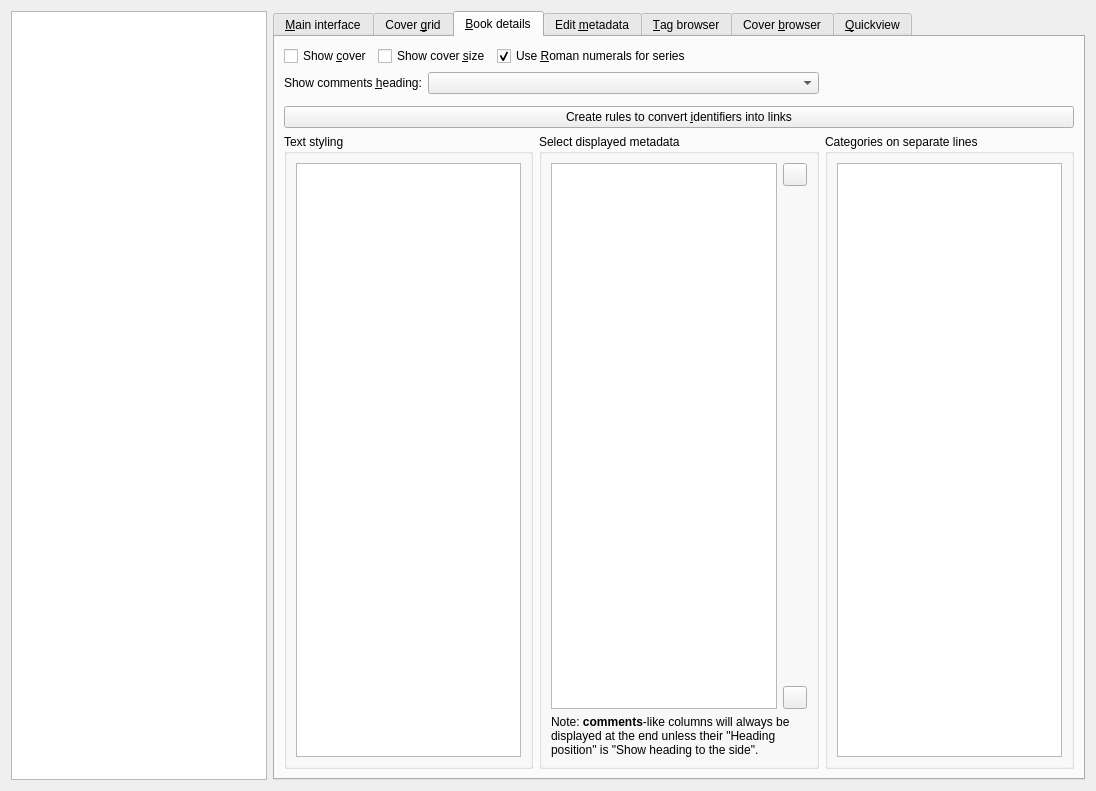
This is src/calibre/gui2/preferences/look_feel.ui in kovidgoyal/calibre as Qt 5 draws it before an edit. The edited form follows.
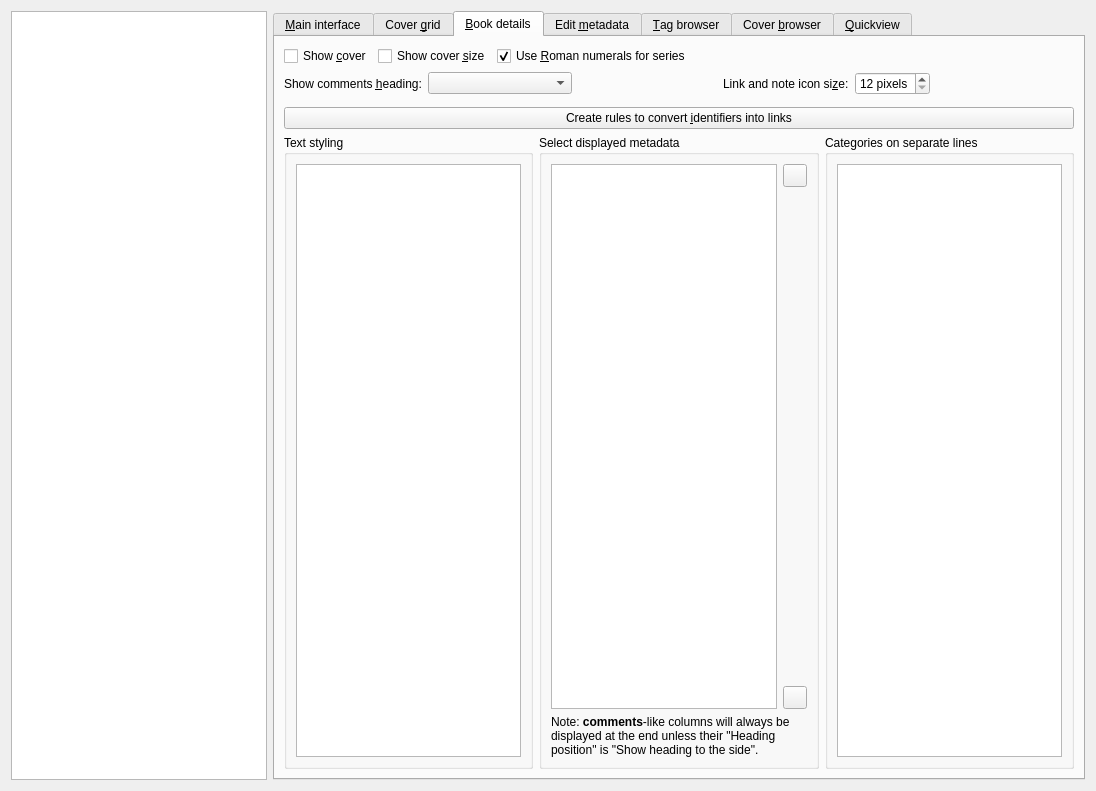
This is the edited form. The open tabs and pages were chosen to show the change. Icons and pictures are not drawn. Custom widgets are drawn as their Qt base class.

Commit message:
Add an option to adjust the size of the link and note icons in book details.
In the tag browser and booklist the icons resize automatically with the font. That doesn't happen in book details because there isn't any notion of a "row". With this option the user can make the size as desired. For more background see the first few posts of https://www.mobileread.com/forums/showthread.php?t=365537

Diff of the .ui file:
```diff
--- a/src/calibre/gui2/preferences/look_feel.ui
+++ b/src/calibre/gui2/preferences/look_feel.ui
@@ -957,7 +957,7 @@
          </item>
         </layout>
        </item>
-       <item row="1" column="0" colspan="2">
+       <item row="1" column="0" colspan="3">
         <layout class="QHBoxLayout" name="horizontalLayout_2">
          <item>
           <widget class="QLabel" name="label_25">
@@ -979,6 +979,58 @@
            </property>
           </widget>
          </item>
+         <item>
+          <spacer name="horizontalSpacer_bd13">
+           <property name="orientation">
+            <enum>Qt::Horizontal</enum>
+           </property>
+           <property name="sizeHint" stdset="0">
+            <size>
+             <width>10</width>
+             <height>0</height>
+            </size>
+           </property>
+          </spacer>
+         </item>
+         <item>
+          <widget class="QLabel" name="label_1022">
+           <property name="text">
+            <string>Link and note icon si&amp;ze:</string>
+           </property>
+           <property name="buddy">
+            <cstring>opt_book_details_note_link_icon_width</cstring>
+           </property>
+          </widget>
+         </item>
+         <item>
+          <widget class="QSpinBox" name="opt_book_details_note_link_icon_width">
+           <property name="toolTip">
+            <string>Specify the size (width and height) of the links and notes icons</string>
+           </property>
+           <property name="suffix">
+            <string> pixels</string>
+           </property>
+           <property name="maximum">
+            <number>48</number>
+           </property>
+           <property name="minimum">
+            <number>12</number>
+           </property>
+          </widget>
+         </item>
+         <item>
+          <spacer name="horizontalSpacer_bd13">
+           <property name="orientation">
+            <enum>Qt::Horizontal</enum>
+           </property>
+           <property name="sizeHint" stdset="0">
+            <size>
+             <width>30</width>
+             <height>0</height>
+            </size>
+           </property>
+          </spacer>
+         </item>
         </layout>
        </item>
       </layout>
```
The commit also changes 4 other files.
